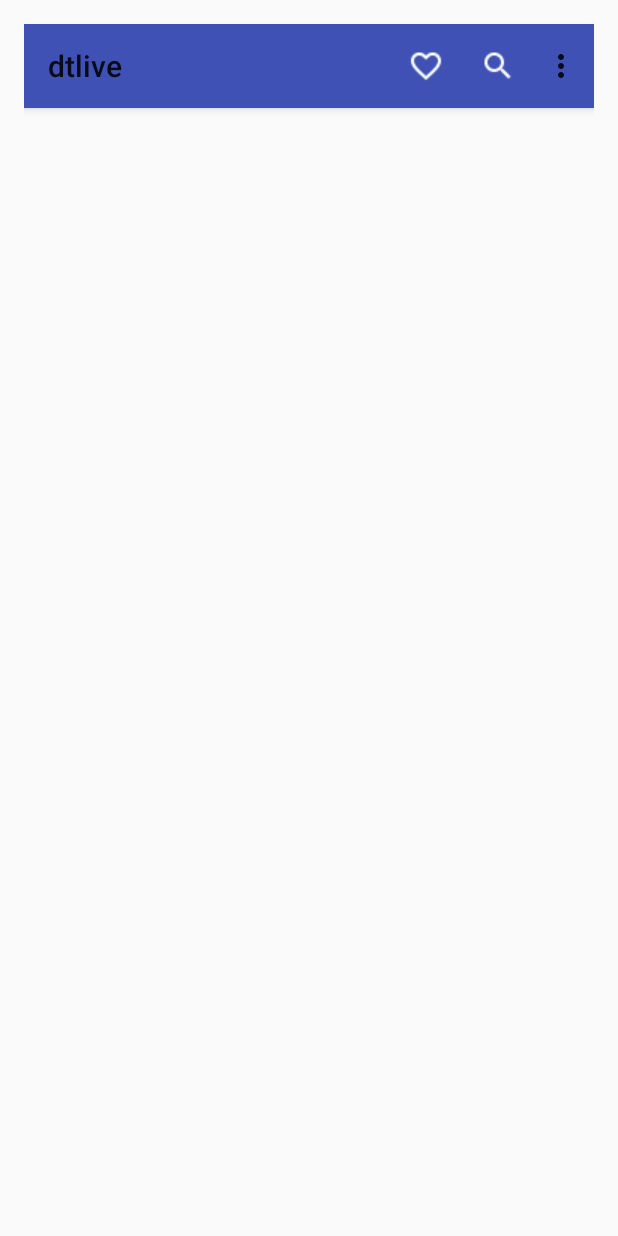
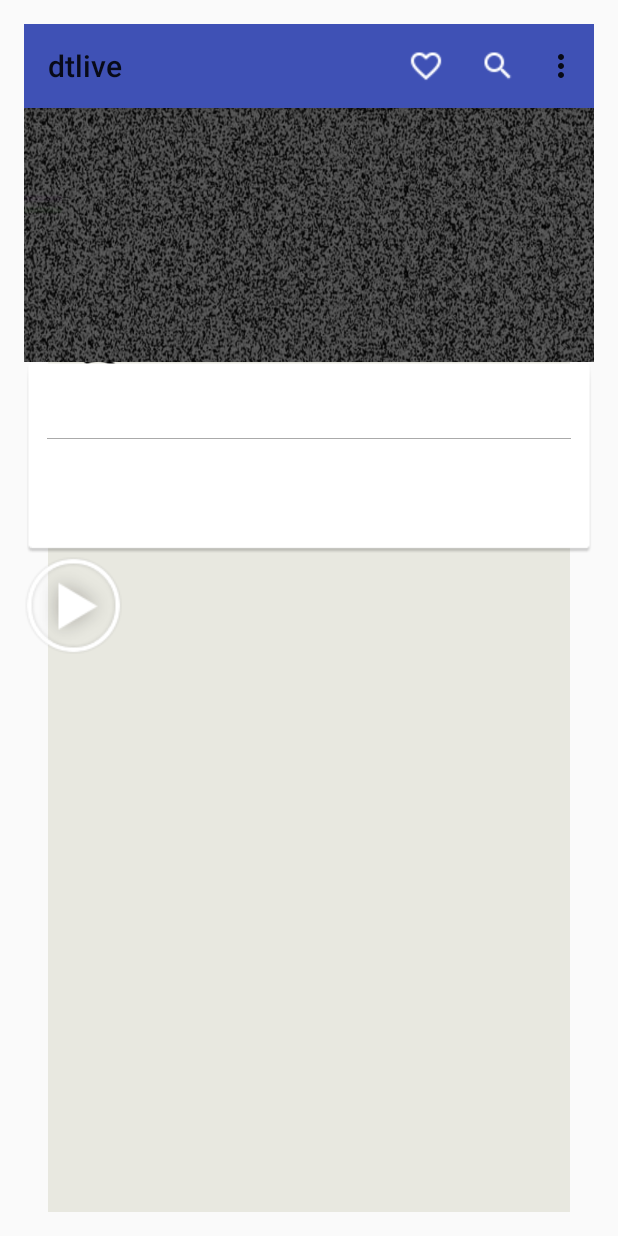
Before and after one commit to peterfuture/dtlive_android, an Android app: the fragment LivePlayFragment placed in its activity, on a phone screen of 412 x 824 dp. Run offline under Robolectric (Android 15) with nearby library versions, the phone set to English and light mode, and no system bars; libraries missing offline, so code that uses them is left out: com.roughike.bottombar; 9 statements that could not run were skipped.

Commit message:
use android native fragment

```diff
--- a/dtlive/app/src/main/java/com/dttv/dtlive/ui/LivePlayFragment.java
+++ b/dtlive/app/src/main/java/com/dttv/dtlive/ui/LivePlayFragment.java
@@ -1,14 +1,16 @@
 package com.dttv.dtlive.ui;
 
+import android.app.Fragment;
 import android.content.Context;
 import android.net.Uri;
 import android.os.Bundle;
-import android.support.v4.app.Fragment;
 import android.view.LayoutInflater;
 import android.view.View;
 import android.view.ViewGroup;
+import android.widget.TextView;
 
 import com.dttv.dtlive.R;
+import com.dttv.dtlive.model.LiveChannelModel;
 
 /**
  * A simple {@link Fragment} subclass.
@@ -28,6 +30,8 @@ public class LivePlayFragment extends Fragment {
     private String mParam1;
     private String mParam2;
 
+    private LiveChannelModel.LiveChannelItem mItem;
+
     private OnLivePlayFragmentInteractionListener mListener;
 
     public LivePlayFragment() {
@@ -43,14 +47,23 @@ public class LivePlayFragment extends Fragment {
      * @return A new instance of fragment LivePlayFragment.
      */
     // TODO: Rename and change types and number of parameters
+    /*
     public static LivePlayFragment newInstance(String param1, String param2) {
         LivePlayFragment fragment = new LivePlayFragment();
         Bundle args = new Bundle();
         args.putString(ARG_PARAM1, param1);
         args.putString(ARG_PARAM2, param2);
         fragment.setArguments(args);
+
+        return fragment;
+    }*/
+
+    public static LivePlayFragment newInstance(LiveChannelModel.LiveChannelItem item) {
+        LivePlayFragment fragment = new LivePlayFragment();
+        fragment.mItem = item;
         return fragment;
     }
+
 
     @Override
     public void onCreate(Bundle savedInstanceState) {
@@ -65,7 +78,15 @@ public class LivePlayFragment extends Fragment {
     public View onCreateView(LayoutInflater inflater, ViewGroup container,
                              Bundle savedInstanceState) {
         // Inflate the layout for this fragment
-        return inflater.inflate(R.layout.fragment_live_play, container, false);
+        //return inflater.inflate(R.layout.fragment_live_play, container, false);
+
+        View view = inflater.inflate(R.layout.fragment_live_play, container, false);
+        TextView title = (TextView) view.findViewById(R.id.title);
+        title.setText(mItem.title);
+
+        TextView content = (TextView) view.findViewById(R.id.content);
+        content.setText(mItem.details);
+        return view;
     }
 
     // TODO: Rename method, update argument and hook method into UI event
--- a/dtlive/app/src/main/java/com/dttv/dtlive/ui/MainActivity.java
+++ b/dtlive/app/src/main/java/com/dttv/dtlive/ui/MainActivity.java
@@ -1,5 +1,6 @@
 package com.dttv.dtlive.ui;
 
+import android.app.FragmentTransaction;
 import android.content.Intent;
 import android.net.Uri;
 import android.support.annotation.IdRes;
@@ -19,8 +20,13 @@ public class MainActivity extends AppCompatActivity
         implements LiveBrowserFragment.OnLiveBrowserListFragmentInteractionListener,
         LivePlayFragment.OnLivePlayFragmentInteractionListener {
 
+    static final String TAG = "MAIN-ACTIVITY";
+
     // UI
     private BottomBar mBottomBar;
+
+    // control
+    private int mHome;
 
     @Override
     protected void onCreate(Bundle savedInstanceState) {
@@ -70,7 +76,7 @@ public class MainActivity extends AppCompatActivity
         //mBottomBar.mapColorForTab(4, "#FF9800");
         mBottomBar.noTopOffset();
 
-        // fragment setup
+        // live browser fragment setup
         LiveBrowserFragment fragment = new LiveBrowserFragment();
         fragment.setArguments(getIntent().getExtras());
         getSupportFragmentManager().beginTransaction()
@@ -104,14 +110,30 @@ public class MainActivity extends AppCompatActivity
     }
 
     public void onLiveBrowserListFragmentInteraction(LiveChannelModel.LiveChannelItem item) {
-        // The user selected the headline of an article from the HeadlinesFragment
-        // Do something here to display that article
+        // start play activity fragment
+/*
+        LivePlayFragment fragment = new LivePlayFragment(item);
+        fragment.setArguments(getIntent().getExtras());
+        getSupportFragmentManager().beginTransaction()
+                .replace(R.id.id_main_fragment, fragment).commit();*/
+
+        LivePlayFragment fragment = LivePlayFragment.newInstance(item);
+        FragmentTransaction transaction = getFragmentManager().beginTransaction();
+        // Replace whatever is in the fragment_container view with this fragment,
+        // and add the transaction to the back stack
+        transaction.replace(R.id.id_main_fragment, fragment);
+        transaction.addToBackStack(null);
+        // Commit the transaction
+        transaction.commit();
     }
 
     public void onLivePlayFragmentInteraction(Uri uri)
     {
-        // The user selected the headline of an article from the HeadlinesFragment
-        // Do something here to display that article
+        // back to live browser activity fragment
+        LiveBrowserFragment fragment = new LiveBrowserFragment();
+        fragment.setArguments(getIntent().getExtras());
+        getSupportFragmentManager().beginTransaction()
+                .replace(R.id.id_main_fragment, fragment).commit();
     }
 
     @Override
--- /dev/null
+++ b/dtlive/app/src/main/res/drawable/play_btn_style.xml
@@ -0,0 +1,8 @@
+<?xml version="1.0" encoding="utf-8"?>
+<selector xmlns:android="http://schemas.android.com/apk/res/android">
+
+    <item android:drawable="@mipmap/ic_play_pressed" android:state_pressed="true"/>
+    <item android:drawable="@mipmap/ic_play_pressed" android:state_focused="true"/>
+    <item android:drawable="@mipmap/ic_play_normal"/>
+
+</selector>
--- a/dtlive/app/src/main/res/layout/fragment_live_play.xml
+++ b/dtlive/app/src/main/res/layout/fragment_live_play.xml
@@ -1,14 +1,93 @@
-<FrameLayout xmlns:android="http://schemas.android.com/apk/res/android"
-    xmlns:tools="http://schemas.android.com/tools"
+<?xml version="1.0" encoding="utf-8"?>
+<RelativeLayout xmlns:android="http://schemas.android.com/apk/res/android"
+    xmlns:app="http://schemas.android.com/apk/res-auto"
     android:layout_width="match_parent"
-    android:layout_height="match_parent"
-    tools:context="com.dttv.dtlive.ui.LivePlayFragment">
+    android:layout_height="wrap_content"
+    android:layout_below="@+id/HeaderWrapper"
+    android:scrollbars="vertical" >
 
-    <!-- TODO: Update blank fragment layout -->
-    <TextView
+    <LinearLayout
+        android:id="@+id/header_wrapper"
         android:layout_width="match_parent"
         android:layout_height="match_parent"
-        android:text="@string/hello_blank_fragment" />
+        android:orientation="vertical"
+        android:layout_alignParentTop="true" >
 
+        <RelativeLayout
+            android:id="@+id/VideoAction"
+            android:layout_width="match_parent"
+            android:layout_height="@dimen/player_height"
+            android:layout_alignParentTop="true" >
 
-</FrameLayout>
+            <ImageView
+                android:id="@+id/id_details_pic"
+                android:layout_width="match_parent"
+                android:layout_height="match_parent"
+                android:layout_alignParentLeft="true"
+                android:layout_alignParentTop="true"
+                android:adjustViewBounds="false"
+                android:contentDescription="@null"
+                android:scaleType="fitXY"
+                android:src="@drawable/play_bg" />
+
+            <ImageButton
+                android:id="@+id/pre_play_button"
+                android:layout_width="wrap_content"
+                android:layout_height="wrap_content"
+                android:layout_centerInParent="true"
+                android:background="#00000000"
+                android:contentDescription="@null"
+                android:src="@drawable/play_btn_style"
+                android:visibility="invisible" />
+        </RelativeLayout>
+
+        <RelativeLayout
+            android:layout_width="match_parent"
+            android:layout_height="wrap_content"
+            android:background="@drawable/card_frame"
+            android:padding="@dimen/play_inner_content_padding" >
+
+            <TextView
+                android:id="@+id/title"
+                android:layout_width="match_parent"
+                android:layout_height="wrap_content"
+                android:textSize="@dimen/play_title_size"
+                android:textStyle="bold" />
+
+            <TextView
+                android:id="@+id/author"
+                android:layout_width="match_parent"
+                android:layout_height="wrap_content"
+                android:layout_below="@+id/title"
+                android:layout_marginBottom="@dimen/play_content_part_margin"
+                android:textSize="@dimen/play_author_size"
+                android:visibility="gone"/>
+
+            <View
+                android:layout_width="fill_parent"
+                android:layout_height="@dimen/seprate_line"
+                android:layout_below="@+id/author"
+                android:background="@android:color/darker_gray" />
+
+            <TextView
+                android:id="@+id/content"
+                android:layout_width="match_parent"
+                android:layout_height="wrap_content"
+                android:layout_below="@+id/author"
+                android:layout_marginBottom="26dp"
+                android:layout_marginTop="@dimen/play_content_part_margin"
+                android:lineSpacingExtra="5dip"
+                android:scrollbars="vertical"
+                android:textColor="@color/textColor"
+                android:textSize="@dimen/play_content_size" />
+        </RelativeLayout>
+        <ImageButton
+            android:id="@+id/back_button"
+            android:layout_width="wrap_content"
+            android:layout_height="wrap_content"
+            android:layout_centerInParent="true"
+            android:background="#00000000"
+            android:contentDescription="@null"
+            android:src="@drawable/play_btn_style" />
+    </LinearLayout>
+</RelativeLayout>
--- a/dtlive/app/src/main/res/values/colors.xml
+++ b/dtlive/app/src/main/res/values/colors.xml
@@ -7,4 +7,6 @@
     <!--LiveChannel Adapter-->
     <color name="backgroundColor">#E8E8E0</color>
     <color name="backgroundColorPress">#DBDBD3</color>
+    <!--LivePlay Adapter-->
+    <color name="textColor">#909090</color>
 </resources>
--- a/dtlive/app/src/main/res/values/dimens.xml
+++ b/dtlive/app/src/main/res/values/dimens.xml
@@ -8,4 +8,12 @@
     <dimen name="placehold_thumb_height">36dp</dimen>
     <dimen name="video_list_title">17sp</dimen>
     <dimen name="video_list_content">13sp</dimen>
+
+    <dimen name="player_height">225dp</dimen>
+    <dimen name="play_inner_content_padding">15dp</dimen>
+    <dimen name="play_title_size">26sp</dimen>
+    <dimen name="play_content_part_margin">16dp</dimen>
+    <dimen name="play_author_size">20sp</dimen>
+    <dimen name="seprate_line">1px</dimen>
+    <dimen name="play_content_size">15sp</dimen>
 </resources>
```
Also changed, not shown: dtlive/app/src/main/res/drawable/card_frame.9.png (added), dtlive/app/src/main/res/drawable/play_bg.jpg (added), dtlive/app/src/main/res/mipmap-mdpi/ic_play_normal.png (added), dtlive/app/src/main/res/mipmap-mdpi/ic_play_pressed.png (added).
